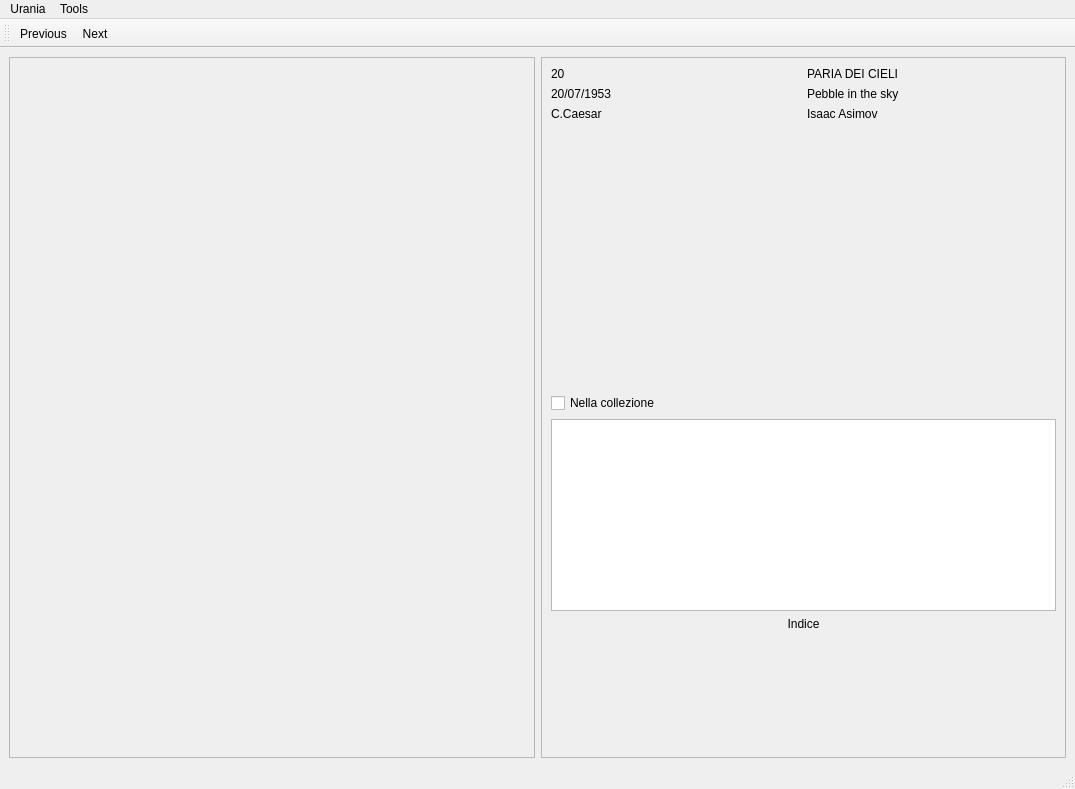
The window that ui/MainWindow.ui (giovortu/Urania) describes before a commit, drawn with Qt 5.
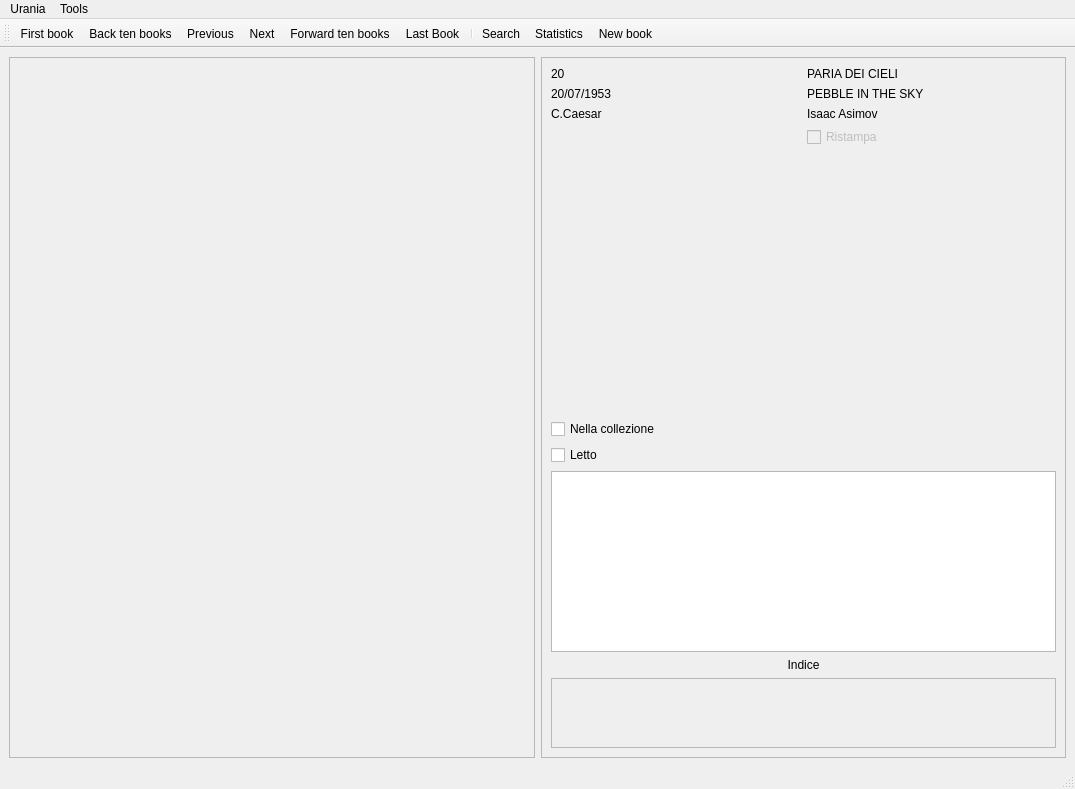
The same window after the commit. Icons and pictures are not drawn.

Commit message: Added search Added 'read' and 'owned' added resume

What changed in the file:
```diff
--- a/ui/MainWindow.ui
+++ b/ui/MainWindow.ui
@@ -58,6 +58,114 @@
        <enum>QFrame::Raised</enum>
       </property>
       <layout class="QGridLayout" name="gridLayout_2">
+       <item row="2" column="0">
+        <widget class="QLabel" name="cover_author">
+         <property name="text">
+          <string>C.Caesar</string>
+         </property>
+         <property name="wordWrap">
+          <bool>true</bool>
+         </property>
+        </widget>
+       </item>
+       <item row="1" column="0">
+        <widget class="QLabel" name="date_pub">
+         <property name="text">
+          <string>20/07/1953</string>
+         </property>
+         <property name="wordWrap">
+          <bool>true</bool>
+         </property>
+        </widget>
+       </item>
+       <item row="0" column="1">
+        <widget class="QLabel" name="title_ita">
+         <property name="text">
+          <string>PARIA DEI CIELI</string>
+         </property>
+         <property name="wordWrap">
+          <bool>true</bool>
+         </property>
+        </widget>
+       </item>
+       <item row="5" column="0">
+        <widget class="QCheckBox" name="owned">
+         <property name="text">
+          <string>Nella collezione</string>
+         </property>
+        </widget>
+       </item>
+       <item row="8" column="0" colspan="2">
+        <widget class="QLabel" name="label">
+         <property name="text">
+          <string>Indice</string>
+         </property>
+         <property name="alignment">
+          <set>Qt::AlignCenter</set>
+         </property>
+        </widget>
+       </item>
+       <item row="9" column="0" colspan="2">
+        <widget class="QScrollArea" name="scrollArea">
+         <property name="widgetResizable">
+          <bool>true</bool>
+         </property>
+         <widget class="QWidget" name="scrollAreaWidgetContents_2">
+          <property name="geometry">
+           <rect>
+            <x>0</x>
+            <y>0</y>
+            <width>503</width>
+            <height>68</height>
+           </rect>
+          </property>
+          <layout class="QVBoxLayout" name="verticalLayout">
+           <item>
+            <layout class="QGridLayout" name="indexLayout" rowstretch="0" columnstretch="0" rowminimumheight="0" columnminimumwidth="0">
+             <property name="leftMargin">
+              <number>5</number>
+             </property>
+             <property name="topMargin">
+              <number>5</number>
+             </property>
+             <property name="rightMargin">
+              <number>5</number>
+             </property>
+             <property name="bottomMargin">
+              <number>5</number>
+             </property>
+             <property name="spacing">
+              <number>5</number>
+             </property>
+            </layout>
+           </item>
+           <item>
+            <spacer name="verticalSpacer">
+             <property name="orientation">
+              <enum>Qt::Vertical</enum>
+             </property>
+             <property name="sizeHint" stdset="0">
+              <size>
+               <width>20</width>
+               <height>40</height>
+              </size>
+             </property>
+            </spacer>
+           </item>
+          </layout>
+         </widget>
+        </widget>
+       </item>
+       <item row="3" column="1">
+        <widget class="QCheckBox" name="reprint">
+         <property name="enabled">
+          <bool>false</bool>
+         </property>
+         <property name="text">
+          <string>Ristampa</string>
+         </property>
+        </widget>
+       </item>
        <item row="4" column="0" colspan="2">
         <layout class="QGridLayout" name="gridLayout_4" rowstretch="0" columnstretch="0,0" rowminimumheight="0" columnminimumwidth="0,0">
          <property name="leftMargin">
@@ -94,7 +202,7 @@
             <string/>
            </property>
            <property name="alignment">
-            <set>Qt::AlignJustify|Qt::AlignVCenter</set>
+            <set>Qt::AlignJustify|Qt::AlignTop</set>
            </property>
            <property name="wordWrap">
             <bool>true</bool>
@@ -106,56 +214,6 @@
          </item>
         </layout>
        </item>
-       <item row="2" column="1">
-        <widget class="QLabel" name="author">
-         <property name="text">
-          <string>Isaac Asimov</string>
-         </property>
-         <property name="wordWrap">
-          <bool>true</bool>
-         </property>
-        </widget>
-       </item>
-       <item row="9" column="0">
-        <spacer name="verticalSpacer">
-         <property name="orientation">
-          <enum>Qt::Vertical</enum>
-         </property>
-         <property name="sizeHint" stdset="0">
-          <size>
-           <width>20</width>
-           <height>40</height>
-          </size>
-         </property>
-        </spacer>
-       </item>
-       <item row="7" column="0" colspan="2">
-        <widget class="QLabel" name="label">
-         <property name="text">
-          <string>Indice</string>
-         </property>
-         <property name="alignment">
-          <set>Qt::AlignCenter</set>
-         </property>
-        </widget>
-       </item>
-       <item row="0" column="1">
-        <widget class="QLabel" name="title_ita">
-         <property name="text">
-          <string>PARIA DEI CIELI</string>
-         </property>
-         <property name="wordWrap">
-          <bool>true</bool>
-         </property>
-        </widget>
-       </item>
-       <item row="5" column="0">
-        <widget class="QCheckBox" name="owned">
-         <property name="text">
-          <string>Nella collezione</string>
-         </property>
-        </widget>
-       </item>
        <item row="0" column="0">
         <widget class="QLabel" name="number">
          <property name="text">
@@ -166,58 +224,33 @@
          </property>
         </widget>
        </item>
-       <item row="1" column="0">
-        <widget class="QLabel" name="date_pub">
+       <item row="7" column="0" colspan="2">
+        <widget class="QTextEdit" name="comment"/>
+       </item>
+       <item row="2" column="1">
+        <widget class="QLabel" name="author">
          <property name="text">
-          <string>20/07/1953</string>
+          <string>Isaac Asimov</string>
          </property>
          <property name="wordWrap">
           <bool>true</bool>
          </property>
         </widget>
        </item>
-       <item row="8" column="0" colspan="2">
-        <layout class="QGridLayout" name="indexLayout" rowstretch="0" columnstretch="0" rowminimumheight="0" columnminimumwidth="0">
-         <property name="leftMargin">
-          <number>5</number>
-         </property>
-         <property name="topMargin">
-          <number>5</number>
-         </property>
-         <property name="rightMargin">
-          <number>5</number>
-         </property>
-         <property name="bottomMargin">
-          <number>5</number>
-         </property>
-         <property name="spacing">
-          <number>5</number>
-         </property>
-        </layout>
-       </item>
        <item row="1" column="1">
         <widget class="QLabel" name="title_orig">
          <property name="text">
-          <string>Pebble in the sky</string>
-         </property>
-         <property name="wordWrap">
-          <bool>true</bool>
+          <string>PEBBLE IN THE SKY</string>
          </property>
         </widget>
        </item>
-       <item row="2" column="0">
-        <widget class="QLabel" name="cover_author">
+       <item row="6" column="0">
+        <widget class="QCheckBox" name="read">
          <property name="text">
-          <string>C.Caesar</string>
-         </property>
-         <property name="wordWrap">
-          <bool>true</bool>
+          <string>Letto</string>
          </property>
         </widget>
        </item>
-       <item row="6" column="0" colspan="2">
-        <widget class="QTextEdit" name="comment"/>
-       </item>
       </layout>
      </widget>
     </item>
@@ -266,8 +299,16 @@
    <attribute name="toolBarBreak">
     <bool>false</bool>
    </attribute>
+   <addaction name="actionFirstBook"/>
+   <addaction name="actionBackTenBooks"/>
    <addaction name="actionPrevious"/>
    <addaction name="actionNext"/>
+   <addaction name="actionForwardTenBooks"/>
+   <addaction name="actionLastBook"/>
+   <addaction name="separator"/>
+   <addaction name="actionSearch"/>
+   <addaction name="actionStatistics"/>
+   <addaction name="actionNewBook"/>
   </widget>
   <action name="actionPrevious">
    <property name="icon">
@@ -311,6 +352,69 @@
     <string>From web...</string>
    </property>
   </action>
+  <action name="actionBackTenBooks">
+   <property name="icon">
+    <iconset resource="../res/qdarkstyle/qdarkstyle.qrc">
+     <normaloff>:/qss_icons/rc/arrow_rewind.png</normaloff>:/qss_icons/rc/arrow_rewind.png</iconset>
+   </property>
+   <property name="text">
+    <string>Back ten books</string>
+   </property>
+  </action>
+  <action name="actionForwardTenBooks">
+   <property name="icon">
+    <iconset resource="../res/qdarkstyle/qdarkstyle.qrc">
+     <normaloff>:/qss_icons/rc/arrow_ff.png</normaloff>:/qss_icons/rc/arrow_ff.png</iconset>
+   </property>
+   <property name="text">
+    <string>Forward ten books</string>
+   </property>
+  </action>
+  <action name="actionFirstBook">
+   <property name="icon">
+    <iconset resource="../res/qdarkstyle/qdarkstyle.qrc">
+     <normaloff>:/qss_icons/rc/arrow_first.png</normaloff>:/qss_icons/rc/arrow_first.png</iconset>
+   </property>
+   <property name="text">
+    <string>First book</string>
+   </property>
+  </action>
+  <action name="actionLastBook">
+   <property name="icon">
+    <iconset resource="../res/qdarkstyle/qdarkstyle.qrc">
+     <normaloff>:/qss_icons/rc/arrow_last.png</normaloff>:/qss_icons/rc/arrow_last.png</iconset>
+   </property>
+   <property name="text">
+    <string>Last Book</string>
+   </property>
+  </action>
+  <action name="actionSearch">
+   <property name="icon">
+    <iconset resource="../res/qdarkstyle/qdarkstyle.qrc">
+     <normaloff>:/qss_icons/rc/search.png</normaloff>:/qss_icons/rc/search.png</iconset>
+   </property>
+   <property name="text">
+    <string>Search</string>
+   </property>
+  </action>
+  <action name="actionStatistics">
+   <property name="icon">
+    <iconset resource="../res/qdarkstyle/qdarkstyle.qrc">
+     <normaloff>:/qss_icons/rc/statistics.png</normaloff>:/qss_icons/rc/statistics.png</iconset>
+   </property>
+   <property name="text">
+    <string>Statistics</string>
+   </property>
+  </action>
+  <action name="actionNewBook">
+   <property name="icon">
+    <iconset resource="../res/qdarkstyle/qdarkstyle.qrc">
+     <normaloff>:/qss_icons/rc/new.png</normaloff>:/qss_icons/rc/new.png</iconset>
+   </property>
+   <property name="text">
+    <string>New book</string>
+   </property>
+  </action>
  </widget>
  <resources>
   <include location="../res/qdarkstyle/qdarkstyle.qrc"/>
```
Left out of the diff: 2 changed lines with no effect on the pictures. The commit also changes 29 other files.
